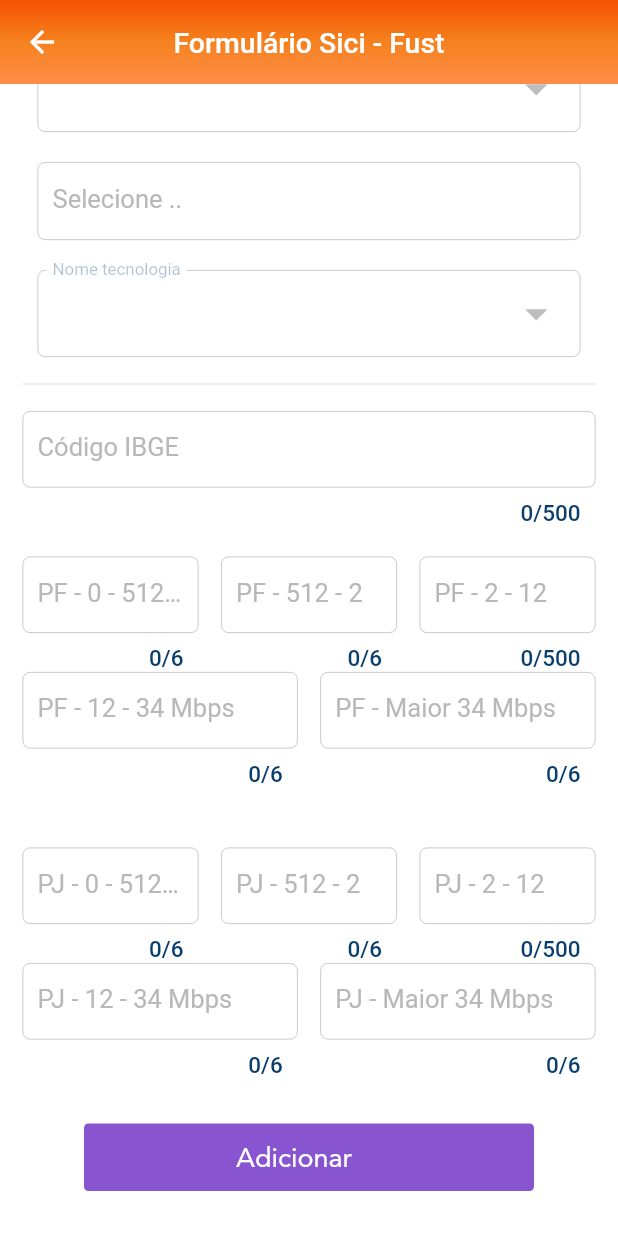
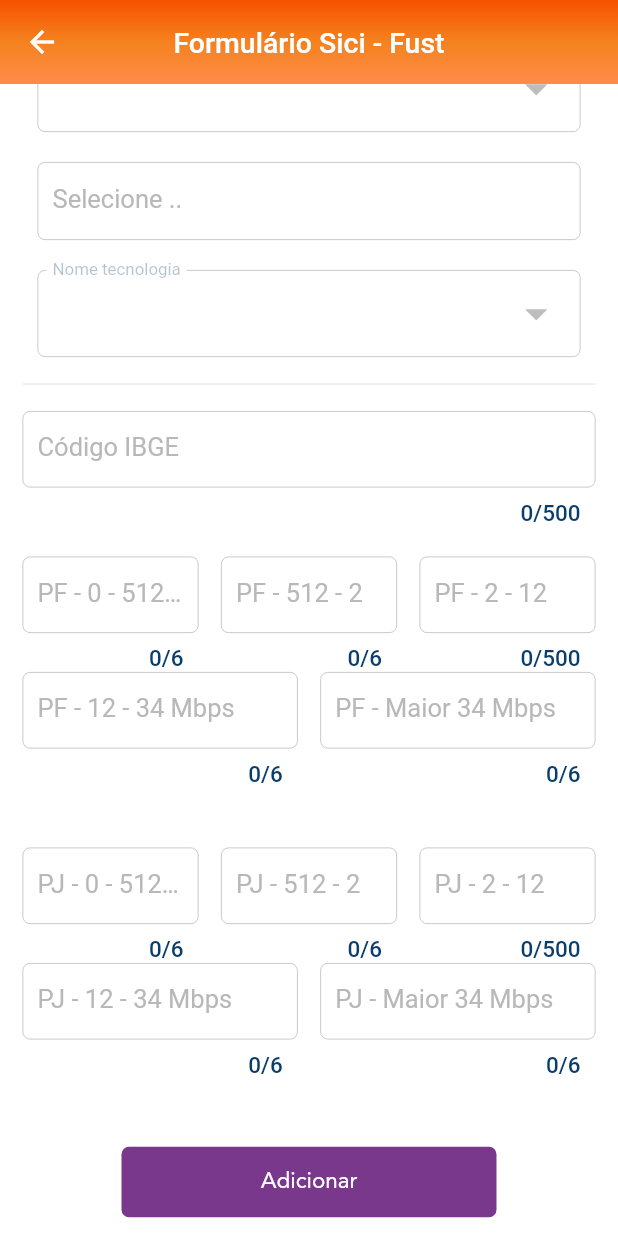
Before and after one commit to rodolforomao/scmmobile, a Flutter app: the PhysicalDistributionQuantitativeServiceView screen opened by its route, scrolled down 46 dp, on a phone screen of 412 x 824 dp. Run offline on Flutter 3.47's test engine with Material 2 defaults, Android fonts, the phone set to English and light mode, and no system bars; our stand-ins replace connectivity_plus, realm, shared_preferences; missing offline and left inert: jaguar_jwt; accounts and stored records are empty; Roboto replaces fonts that are missing (avenir-lt-std-medium, avenir-next-rounded-pro-regular, open-sans-regular); statements that could not run were skipped.

Commit message:
update sql Relme
update sql Relme

```diff
--- a/scm_engenharia_app/lib/views/settings_views/documents_view.dart
+++ b/scm_engenharia_app/lib/views/settings_views/documents_view.dart
@@ -25,7 +25,7 @@ class DocumentsState extends State<DocumentsView> {
   Widget build(BuildContext context) {
     return Scaffold(
       appBar: PreferredSize(
-        preferredSize: new Size(MediaQuery.of(context).size.width, 50.0),
+        preferredSize: Size(MediaQuery.of(context).size.width, 50.0),
         child: AppBar(
           flexibleSpace: Container(
             decoration: const BoxDecoration(
@@ -55,14 +55,14 @@ class DocumentsState extends State<DocumentsView> {
       ),
       body: Container(
         alignment: Alignment.center,
-        decoration: BoxDecoration(
+        decoration: const BoxDecoration(
           color: Colors.white,
         ),
         constraints: BoxConstraints(
           minHeight: MediaQuery.of(context).size.height,
         ),
         child: SingleChildScrollView(
-          padding: EdgeInsets.fromLTRB(15.0, 0.0, 15.0, 0.0),
+          padding: const EdgeInsets.fromLTRB(15.0, 0.0, 15.0, 0.0),
           child: Column(
             mainAxisAlignment: MainAxisAlignment.center,
             crossAxisAlignment: CrossAxisAlignment.center,
--- a/scm_engenharia_app/lib/views/sici_views/physical_distribution_quantitative_service_view.dart
+++ b/scm_engenharia_app/lib/views/sici_views/physical_distribution_quantitative_service_view.dart
@@ -83,7 +83,7 @@ class PhysicalDistributionQuantitativeServiceState extends State<PhysicalDistrib
         centerTitle: true,
         elevation: 0.0,
         title: const Text(
-          "Formulário Sici - Fust",
+          'Formulário Sici - Fust',
           textAlign: TextAlign.start,
           style: TextStyle(
               fontSize: 19.0,
@@ -378,34 +378,12 @@ class PhysicalDistributionQuantitativeServiceState extends State<PhysicalDistrib
               ],
             ),
             SizedBox(height: 30.0),
-            Center(
-              child: InkWell(
-                onTap: () async {
-                  FocusScope.of(context).requestFocus(new FocusNode());
+            Center(child: Padding(padding: const EdgeInsets.fromLTRB(20.0, 15.0, 20.0, 15.0),child: TextButton(
+              child: const Text(' Adicionar '),
+              onPressed: () async {
 
-                },
-                child: Container(
-                  padding: EdgeInsets.fromLTRB(0.0, 5.0, 20.0, 0.0),
-                  constraints: BoxConstraints(maxWidth: 300),
-                  width: MediaQuery.of(context).size.width,
-                  height: 45,
-                  alignment: Alignment.center,
-                  decoration: const BoxDecoration(
-                      borderRadius: BorderRadius.all(Radius.circular(3)),
-                      color: Color(0xff8854d0)),
-                  child: Text(
-                    'Adicionar',
-                    textAlign: TextAlign.center,
-                    style: TextStyle(
-                      fontWeight: FontWeight.w500,
-                      color: Colors.white,
-                      fontFamily: 'avenir-lt-std-roman',
-                      fontSize: 18.0,
-                    ),
-                  ),
-                ),
-              ),
-            ),
+              },
+            ),),),
             SizedBox(height: 30.0),
           ],
         ),
--- a/scm_engenharia_app/lib/views/splash_screen_view.dart
+++ b/scm_engenharia_app/lib/views/splash_screen_view.dart
@@ -120,7 +120,7 @@ class SplashScreenState extends State<SplashScreenView> {
                 ),
                 Center(
                   child: Image.asset(
-                    'assets/imagens/logo_white.png',
+                    'assets/img/logo_white.png',
                     height: 80.0,
                     fit: BoxFit.fill,
                   ),
```
Also changed, not shown: scm_engenharia_app/lib/data/tb_quantitative_distribution_physical_accesses_service.dart (+23 -4 lines), scm_engenharia_app/lib/data/tb_uf.dart (added, +11 -0 lines), scm_engenharia_app/lib/views/sici_views/sici_fust_form_view.dart (+39 -72 lines), scm_engenharia_app/pubspec.yaml (+6 -6 lines), scm_engenharia_app/assets/img/ic_whatsapp.png (renamed from scm_engenharia_app/assets/imagens/ic_whatsapp.png), scm_engenharia_app/assets/img/img_error.png (renamed from scm_engenharia_app/assets/imagens/img_error.png), scm_engenharia_app/assets/img/img_informacao.png (renamed from scm_engenharia_app/assets/imagens/img_informacao.png), scm_engenharia_app/assets/img/img_integracao.png (renamed from scm_engenharia_app/assets/imagens/img_integracao.png), scm_engenharia_app/assets/img/img_sem_sinal.png (renamed from scm_engenharia_app/assets/imagens/img_sem_sinal.png), scm_engenharia_app/assets/img/logo_white.png (renamed from scm_engenharia_app/assets/imagens/logo_white.png), scm_engenharia_app/lib/data/tb_form_sici_fust.g.dart, scm_engenharia_app/lib/data/tb_quantitative_distribution_physical_accesses_service.g.dart, scm_engenharia_app/lib/data/tb_uf.g.dart, 2 other files.
